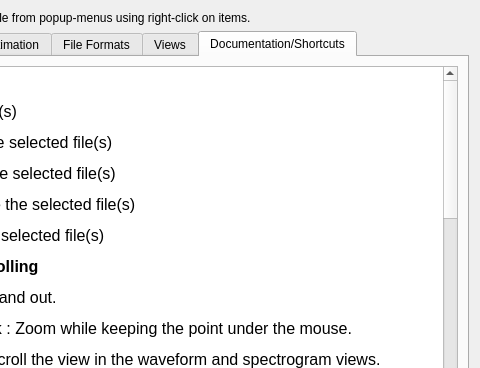
Above: src/wdialogsettings.ui from gillesdegottex/dfasma before the change; both pictures show x 189 to 669 and y 0 to 368 of the 669 by 513 pixel window. Below: the same form after it.
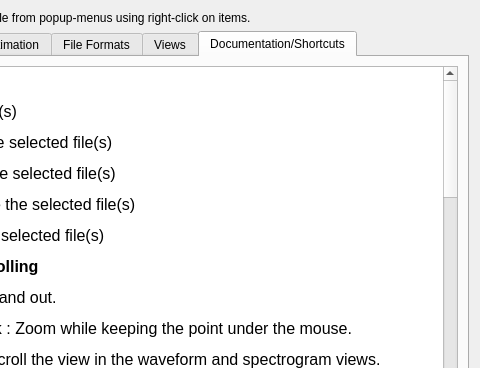
That is the form after the change. The open tabs and pages were chosen to show the change. Icons and pictures are not drawn.

Commit message: fix text and doc

What changed in the file:
```diff
--- a/src/wdialogsettings.ui
+++ b/src/wdialogsettings.ui
@@ -654,8 +654,8 @@
 &lt;p style=&quot; margin-top:12px; margin-bottom:12px; margin-left:0px; margin-right:0px; -qt-block-indent:0; text-indent:0px;&quot;&gt;&lt;span style=&quot; font-size:12pt; font-weight:600;&quot;&gt;Selection&lt;/span&gt;&lt;/p&gt;
 &lt;ul style=&quot;margin-top: 0px; margin-bottom: 0px; margin-left: 0px; margin-right: 0px; -qt-list-indent: 1;&quot;&gt;&lt;li style=&quot; font-size:12pt;&quot; style=&quot; margin-top:12px; margin-bottom:12px; margin-left:0px; margin-right:0px; -qt-block-indent:0; text-indent:0px;&quot;&gt;Hold Left-click : Create a selection.&lt;/li&gt;
 &lt;li style=&quot; font-size:12pt;&quot; style=&quot; margin-top:12px; margin-bottom:12px; margin-left:0px; margin-right:0px; -qt-block-indent:0; text-indent:0px;&quot;&gt;Ctrl + Left-click : Scroll the selection.&lt;/li&gt;
-&lt;li style=&quot; font-size:12pt;&quot; style=&quot; margin-top:12px; margin-bottom:12px; margin-left:0px; margin-right:0px; -qt-block-indent:0; text-indent:0px;&quot;&gt;In the waveform view: Ctrl + Right-click : Stretch the selection from its center.&lt;/li&gt;
-&lt;li style=&quot; font-size:12pt;&quot; style=&quot; margin-top:12px; margin-bottom:12px; margin-left:0px; margin-right:0px; -qt-block-indent:0; text-indent:0px;&quot;&gt;In phase view: Ctrl+Shift + Left-click : Scroll the selection of the waveform.&lt;/li&gt;
+&lt;li style=&quot; font-size:12pt;&quot; style=&quot; margin-top:12px; margin-bottom:12px; margin-left:0px; margin-right:0px; -qt-block-indent:0; text-indent:0px;&quot;&gt;In Waveform view: Ctrl + Right-click : Stretch the selection from its center.&lt;/li&gt;
+&lt;li style=&quot; font-size:12pt;&quot; style=&quot; margin-top:12px; margin-bottom:12px; margin-left:0px; margin-right:0px; -qt-block-indent:0; text-indent:0px;&quot;&gt;In Phase view or Group Delay view: Ctrl+Shift + Left-click : Scroll the selection of the waveform.&lt;/li&gt;
 &lt;li style=&quot; font-size:12pt;&quot; style=&quot; margin-top:12px; margin-bottom:12px; margin-left:0px; margin-right:0px; -qt-block-indent:0; text-indent:0px;&quot;&gt;Escape key : Clear any selection.&lt;/li&gt;&lt;/ul&gt;
 &lt;p style=&quot; margin-top:12px; margin-bottom:12px; margin-left:0px; margin-right:0px; -qt-block-indent:0; text-indent:0px;&quot;&gt;&lt;span style=&quot; font-size:12pt; font-weight:600;&quot;&gt;Playback&lt;/span&gt;&lt;/p&gt;
 &lt;ul style=&quot;margin-top: 0px; margin-bottom: 0px; margin-left: 0px; margin-right: 0px; -qt-list-indent: 1;&quot;&gt;&lt;li style=&quot; font-size:12pt;&quot; style=&quot; margin-top:12px; margin-bottom:12px; margin-left:0px; margin-right:0px; -qt-block-indent:0; text-indent:0px;&quot;&gt;Space : Play the current selection of the selected file (or the whole file if there is no selection).&lt;/li&gt;
@@ -669,7 +669,10 @@
 &lt;p style=&quot; margin-top:12px; margin-bottom:12px; margin-left:0px; margin-right:0px; -qt-block-indent:0; text-indent:0px;&quot;&gt;&lt;span style=&quot; font-size:12pt; font-weight:600;&quot;&gt;Waveform edition&lt;/span&gt;&lt;/p&gt;
 &lt;ul style=&quot;margin-top: 0px; margin-bottom: 0px; margin-left: 0px; margin-right: 0px; -qt-list-indent: 1;&quot;&gt;&lt;li style=&quot; font-size:12pt;&quot; style=&quot; margin-top:12px; margin-bottom:12px; margin-left:0px; margin-right:0px; -qt-block-indent:0; text-indent:0px;&quot;&gt;Grab the waveform wherever and move the mouse up or down to increase or decrease the gain (works also in the amplitude spectrum view).&lt;/li&gt;
 &lt;li style=&quot; font-size:12pt;&quot; style=&quot; margin-top:12px; margin-bottom:12px; margin-left:0px; margin-right:0px; -qt-block-indent:0; text-indent:0px;&quot;&gt;Maintain Ctrl, grab the waveform wherever and move the mouse left or right to delay the waveform.&lt;/li&gt;&lt;/ul&gt;
-&lt;p style=&quot;-qt-paragraph-type:empty; margin-top:12px; margin-bottom:12px; margin-left:0px; margin-right:0px; -qt-block-indent:1; text-indent:0px; font-size:12pt;&quot;&gt;&lt;br /&gt;&lt;/p&gt;&lt;/body&gt;&lt;/html&gt;</string>
+&lt;p style=&quot; margin-top:12px; margin-bottom:12px; margin-left:0px; margin-right:0px; -qt-block-indent:0; text-indent:0px;&quot;&gt;&lt;span style=&quot; font-size:12pt; font-weight:600;&quot;&gt;Estimation&lt;/span&gt;&lt;/p&gt;
+&lt;ul style=&quot;margin-top: 0px; margin-bottom: 0px; margin-left: 0px; margin-right: 0px; -qt-list-indent: 1;&quot;&gt;&lt;li style=&quot; font-size:12pt;&quot; style=&quot; margin-top:12px; margin-bottom:12px; margin-left:0px; margin-right:0px; -qt-block-indent:0; text-indent:0px;&quot;&gt;Ctrl+F on a sound file for estimating its fundamental frequency (F0). Make a selection in frequency for limiting the range of possible F0 (thus, overriding the default range sets in this setting panel).&lt;/li&gt;
+&lt;li style=&quot; font-size:12pt;&quot; style=&quot; margin-top:12px; margin-bottom:12px; margin-left:0px; margin-right:0px; -qt-block-indent:0; text-indent:0px;&quot;&gt;Ctrl+F on a F0 file for re-estimating it. Make a time selection for limiting the update to the selection.&lt;/li&gt;
+&lt;li style=&quot; font-size:12pt;&quot; style=&quot; margin-top:12px; margin-bottom:12px; margin-left:0px; margin-right:0px; -qt-block-indent:0; text-indent:0px;&quot;&gt;Ctrl+Shift+F force the F0 (re-)estimation disregarding any voice/unvoice decision.&lt;/li&gt;&lt;/ul&gt;&lt;/body&gt;&lt;/html&gt;</string>
          </property>
         </widget>
        </item>
```
The commit also changes 2 other files.
